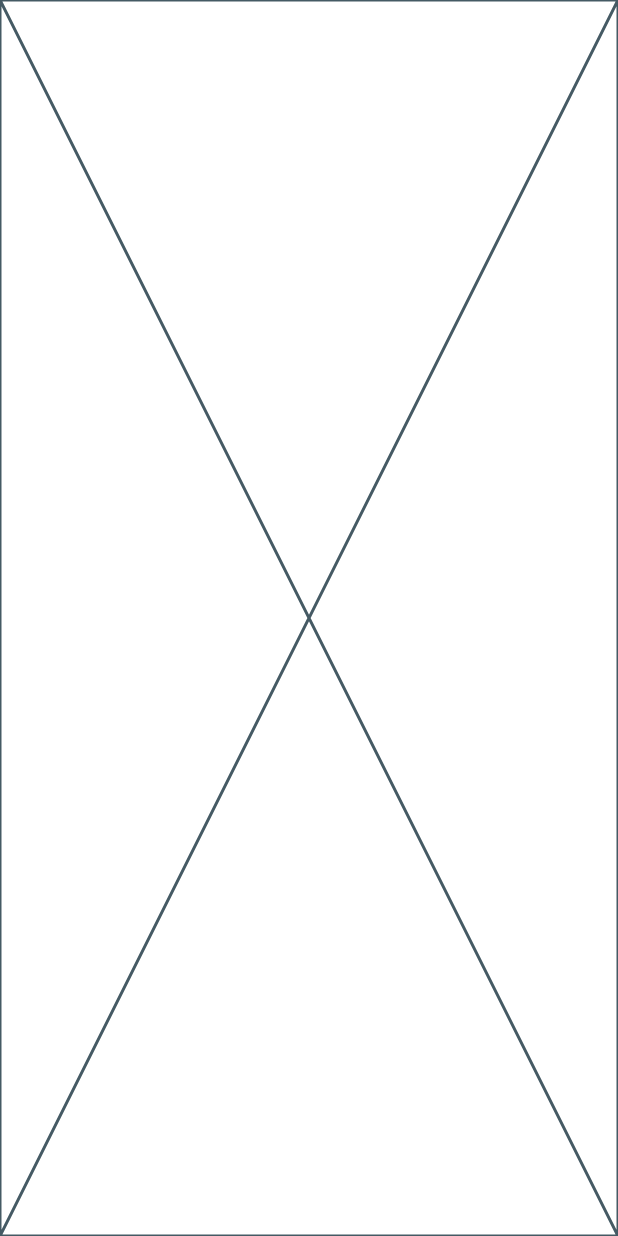
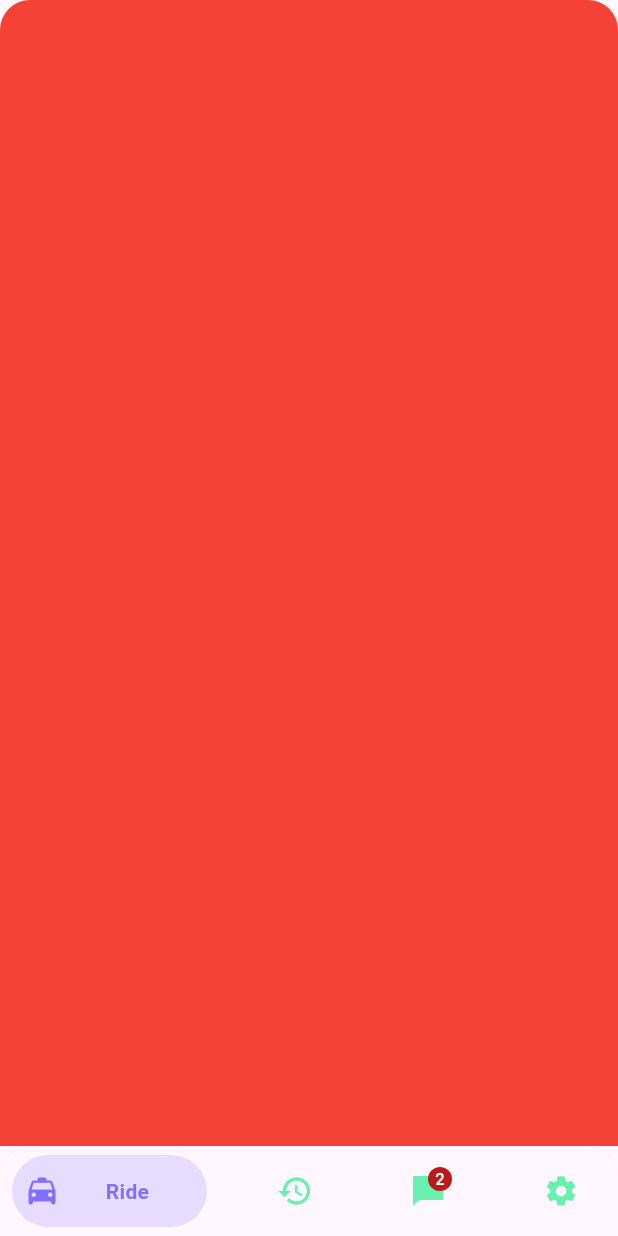
Before and after one commit to Kanglei-Inovations/kanglei_taxi, a Flutter app: the screen it shows after launch, on a phone screen of 412 x 824 dp. Run offline on Flutter 3.47's test engine with Material 3 defaults, Android fonts, the phone set to English and light mode, and no system bars; drawn by our look-alikes of bottom_navy_bar; our stand-ins replace cloud_firestore, firebase_auth, firebase_core, firebase_storage, get, shared_preferences; accounts and stored records are empty.

Commit message:
ViewPage Created

```diff
--- /dev/null
+++ b/lib/conts/firebase/all_constants.dart
@@ -0,0 +1,4 @@
+export 'color_constants.dart';
+export 'firestore_constants.dart';
+export 'size_constants.dart';
+export 'text_field_constants.dart';
--- /dev/null
+++ b/lib/conts/firebase/color_constants.dart
@@ -0,0 +1,46 @@
+import 'dart:ui';
+
+import 'package:flutter/material.dart';
+
+class AppColors {
+  AppColors._();
+
+  static const Color spaceLight = Color(0xff2b3a67);
+  static const Color orangeWeb = Color(0xFFf59400);
+  static const Color white = Color(0xFFf5f5f5);
+  static const Color greyColor = Color(0xFFAEAEAE84);
+  static const Color greyColor2 = Color(0xffE8E8E8);
+  static const Color lightGrey = Color(0xff928a8a);
+  static const Color burgundy = Color(0xFF880d1e);
+  static const Color indyBlue = Color(0xFF414361);
+  static const Color spaceCadet = Color(0xFF2a2d43);
+  static const Color primary = Color(0xFF836FFF);
+  static const Color secondary = Colors.greenAccent;
+  static const Color primarytransperent = Color(0xFFFEEAE6);
+  static const Color textBlack = Colors.black;
+  static const Color errorColor = Colors.red;
+  static const Color burningorage = Color(0xFFec2c55);
+  static const textFieldBackground = Color(0xFFFBFCFF);
+  static Color shrinePurple = Color(0xFF9D96E1);
+  static Color shrinePink50 = Color(0xFFFEEAE6);
+  static Color shrinePink100 = Color(0xFFFEDBD0);
+  static Color shrinePink300 = Color(0xFFFBB8AC);
+  static Color shrinePink400 = Color(0xFFEAA4A4);
+
+  static Color shrineBrown900 = Color(0xFF442B2D);
+  static Color shrineBrown600 = Color(0xFF7D4F52);
+
+  static Color shrineErrorRed = Color(0xFFC5032B);
+
+  static Color shrineSurfaceWhite = Color(0xFFFFFBFA);
+  static Color shrineBackgroundWhite = Colors.white;
+static const List<Color> kDefaultRainbowColors =  [
+  Colors.red,
+  Colors.orange,
+  Colors.yellow,
+  Colors.green,
+  Colors.blue,
+  Colors.indigo,
+  Colors.purple,
+];
+}
--- a/lib/nav_bar.dart
+++ b/lib/nav_bar.dart
@@ -1,17 +1,85 @@
+import 'dart:ui';
+
+import 'package:bottom_navy_bar/bottom_navy_bar.dart';
 import 'package:flutter/material.dart';
+import 'package:kanglei_taxi/views/booking_history.dart';
+import 'package:kanglei_taxi/views/home_page.dart';
+import 'package:kanglei_taxi/views/live_support.dart';
+import 'package:kanglei_taxi/views/settings_page.dart';
+
+import 'conts/firebase/color_constants.dart';
+
 
 class Navbar extends StatefulWidget {
-  const Navbar({super.key});
+  const Navbar({Key? key}) : super(key: key);
 
   @override
-  State<Navbar> createState() => _NavbarState();
+  _NavbarState createState() => _NavbarState();
 }
 
 class _NavbarState extends State<Navbar> {
+  int _currentIndex = 0;
+  GlobalKey<NavigatorState> navigatorKey = GlobalKey<NavigatorState>();
+
+  final _pages = [HomePage(), const BookingHistory(),const LiveSupport(), const SettingPage()];
+
   @override
   Widget build(BuildContext context) {
-    return const Placeholder(
-
+    return Scaffold(
+      body: ClipRRect(
+        borderRadius: BorderRadius.only(
+          topLeft: Radius.circular(20.0), // Adjust the values as needed
+          topRight: Radius.circular(20.0), // Adjust the values as needed
+        ),
+        child: IndexedStack(index: _currentIndex, children: _pages),
+      ),
+      bottomNavigationBar: ClipRRect(
+        borderRadius: BorderRadius.only(
+          topLeft: Radius.circular(20.0), // Adjust the values as needed
+          topRight: Radius.circular(20.0), // Adjust the values as needed
+        ),
+        child: BottomNavyBar(
+          containerHeight: 60,
+          selectedIndex: _currentIndex,
+          showElevation: true,
+          itemCornerRadius: 24,
+          curve: Curves.elasticInOut,
+          onItemSelected: (index) => setState(() => _currentIndex = index),
+          items: <BottomNavyBarItem>[
+            BottomNavyBarItem(
+              icon: Icon(Icons.local_taxi_rounded),
+              title: Text('Ride'),
+              activeColor: AppColors.primary,
+              inactiveColor: Colors.greenAccent,
+              textAlign: TextAlign.center,
+            ),
+            BottomNavyBarItem(
+              icon: Icon(Icons.history),
+              title: Text('History'),
+              activeColor: AppColors.primary,
+              inactiveColor: Colors.greenAccent,
+              textAlign: TextAlign.center,
+            ),
+            BottomNavyBarItem(
+              icon: Badge(
+                label: Text('2'),
+                child: Icon(Icons.messenger_sharp),
+              ),
+              title: Text('Cart'),
+              activeColor: AppColors.primary,
+              inactiveColor: Colors.greenAccent,
+              textAlign: TextAlign.center,
+            ),
+            BottomNavyBarItem(
+              icon: Icon(Icons.settings),
+              title: Text('Settings'),
+              activeColor: AppColors.primary,
+              inactiveColor: Colors.greenAccent,
+              textAlign: TextAlign.center,
+            ),
+          ],
+        ),
+      ),
     );
   }
 }
--- /dev/null
+++ b/lib/views/home_page.dart
@@ -0,0 +1,17 @@
+import 'package:flutter/material.dart';
+
+class HomePage extends StatefulWidget {
+  const HomePage({super.key});
+
+  @override
+  State<HomePage> createState() => _HomePageState();
+}
+
+class _HomePageState extends State<HomePage> {
+  @override
+  Widget build(BuildContext context) {
+    return Scaffold(
+backgroundColor: Colors.red,
+    );
+  }
+}
--- a/pubspec.yaml
+++ b/pubspec.yaml
@@ -44,6 +44,9 @@
   loading_indicator: ^3.1.0
   get: ^4.6.5
   shared_preferences: ^2.2.2
+  bottom_navy_bar:
+  intl:
+  bezier:
 
 
 
```
Also changed, not shown: lib/conts/bezierContainer.dart (added, +34 -0 lines), lib/conts/customClipper.dart (added, +49 -0 lines), lib/conts/firebase/app_constants.dart (added, +7 -0 lines), lib/conts/firebase/firestore_constants.dart (added, +20 -0 lines), lib/conts/firebase/size_constants.dart (added, +45 -0 lines), lib/conts/firebase/text_field_constants.dart (added, +40 -0 lines), lib/conts/map_bearing.dart (added, +16 -0 lines), lib/conts/resposive_settings.dart (added, +52 -0 lines), lib/conts/text_class.dart (added, +71 -0 lines), lib/views/booking_history.dart (added, +17 -0 lines), lib/views/live_support.dart (added, +17 -0 lines), lib/views/settings_page.dart (added, +17 -0 lines), pubspec.lock.
